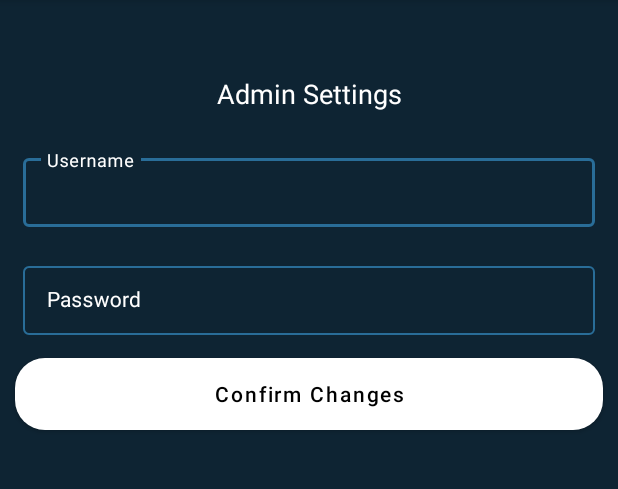
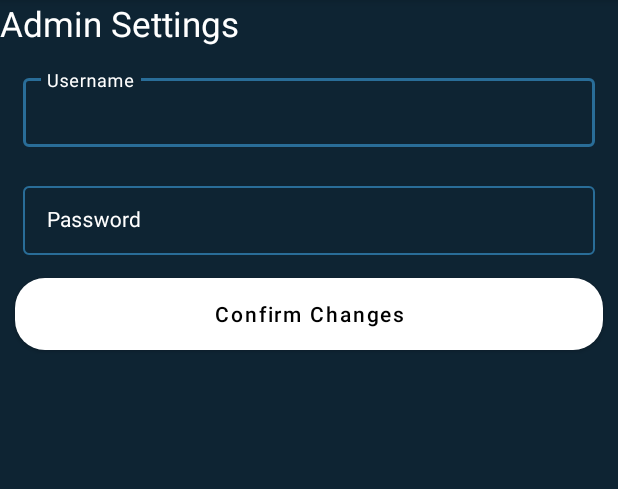
Before and after one commit to feliah1/Mobile-Attendance-Checker, an Android app: the MainActivity2 screen opened directly, with no data from a screen before it, in the options menu, after a tap on "Setting", on a phone screen of 412 x 824 dp, the part 84-573 px from its top. Run offline under Robolectric (Android 15) with nearby library versions, the phone set to English and light mode, and no system bars; our stand-ins replace Firebase (no records; nobody signed in at launch, a user with empty details on screens opened directly).

Commit message:
feature added: I can search in both, name can be seen. working on timeout and admin settings

```diff
--- a/app/src/main/java/com/example/attendancechecker3/CourseRVAdapter.java
+++ b/app/src/main/java/com/example/attendancechecker3/CourseRVAdapter.java
@@ -69,6 +69,9 @@ public class CourseRVAdapter extends RecyclerView.Adapter<CourseRVAdapter.ViewHo
         return courseRVModalArrayList.size();
     }
 
+    public void filter(String newText) {
+    }
+
     public static class ViewHolder extends RecyclerView.ViewHolder {
         // creating variable for our image view and text view on below line.
         private final ImageView courseIV;
--- a/app/src/main/java/com/example/attendancechecker3/CourseRVModal.java
+++ b/app/src/main/java/com/example/attendancechecker3/CourseRVModal.java
@@ -92,4 +92,5 @@ public class CourseRVModal implements Parcelable {
     public String getPrice() {
         return coursePrice;
     }
+
 }
--- a/app/src/main/java/com/example/attendancechecker3/MainActivity2.java
+++ b/app/src/main/java/com/example/attendancechecker3/MainActivity2.java
@@ -1,7 +1,6 @@
 package com.example.attendancechecker3;
 
 import android.content.Intent;
-import android.net.Uri;
 import android.os.Bundle;
 import android.util.Log;
 import android.view.LayoutInflater;
@@ -10,7 +9,6 @@ import android.view.MenuItem;
 import android.view.View;
 import android.view.ViewGroup;
 import android.widget.Button;
-import android.widget.ImageView;
 import android.widget.ProgressBar;
 import android.widget.RelativeLayout;
 import android.widget.TextView;
@@ -19,6 +17,7 @@ import android.widget.Toast;
 import androidx.annotation.NonNull;
 import androidx.annotation.Nullable;
 import androidx.appcompat.app.AppCompatActivity;
+import androidx.appcompat.widget.SearchView;
 import androidx.recyclerview.widget.LinearLayoutManager;
 import androidx.recyclerview.widget.RecyclerView;
 
@@ -44,6 +43,7 @@ public class MainActivity2 extends AppCompatActivity implements CourseRVAdapter.
     private ArrayList<CourseRVModal> courseRVModalArrayList;
     private CourseRVAdapter courseRVAdapter;
     private RelativeLayout homeRL;
+    private SearchView searchView;
 
     @Override
     protected void onCreate(Bundle savedInstanceState) {
@@ -62,6 +62,19 @@ public class MainActivity2 extends AppCompatActivity implements CourseRVAdapter.
         firebaseDatabase = FirebaseDatabase.getInstance("https://awesome1111meow-default-rtdb.asia-southeast1.firebasedatabase.app");
         mAuth = FirebaseAuth.getInstance();
         courseRVModalArrayList = new ArrayList<>();
+        searchView = findViewById(R.id.searchView);
+        searchView.setOnQueryTextListener(new SearchView.OnQueryTextListener() {
+            @Override
+            public boolean onQueryTextSubmit(String query) {
+                return false;
+            }
+
+            @Override
+            public boolean onQueryTextChange(String newText) {
+                courseRVAdapter.filter(newText);
+                return false;
+            }
+        });
 
         // getting database reference.
         databaseReference = firebaseDatabase.getReference("Courses");
@@ -213,8 +226,6 @@ public class MainActivity2 extends AppCompatActivity implements CourseRVAdapter.
         TextView courseNameTV = layout.findViewById(R.id.idTVCourseName);
         TextView suitedForTV = layout.findViewById(R.id.idTVSuitedFor);
         TextView priceTV = layout.findViewById(R.id.idTVCoursePrice);
-//        ImageView courseIV = layout.findViewById(R.id.idIVCourse);
-//        Button viewBtn = layout.findViewById(R.id.idBtnVIewDetails);
         Button editBtn = layout.findViewById(R.id.idBtnEditCourse);
 
         // Setting data to different views.
@@ -230,19 +241,9 @@ public class MainActivity2 extends AppCompatActivity implements CourseRVAdapter.
             startActivity(i);
         });
 
-        // Adding click listener for the view button.
-//        viewBtn.setOnClickListener(v -> {
-//            // Navigating to the browser for displaying course details from its URL.
-//            Intent i = new Intent(Intent.ACTION_VIEW);
-//            i.setData(Uri.parse(modal.getCourseName()));
-//            startActivity(i);
-//        });
-
         // Adding an OnDismissListener to release any resources when the dialog is dismissed.
         bottomSheetTeachersDialog.setOnDismissListener(dialog -> {
             // Perform any resource cleanup here if needed.
         });
     }
-
-
 }
--- a/app/src/main/res/layout/activity_employee_calendar.xml
+++ b/app/src/main/res/layout/activity_employee_calendar.xml
@@ -37,7 +37,7 @@
             android:layout_width="match_parent"
             android:layout_height="wrap_content"
             android:queryHint="Search attendance"
-            android:textColor="@color/white"
+            android:textColor="@color/black"
             android:background="@color/white" />
     </LinearLayout>
 
--- a/app/src/main/res/layout/activity_settings.xml
+++ b/app/src/main/res/layout/activity_settings.xml
@@ -1,4 +1,3 @@
-<?xml version="1.0" encoding="utf-8"?>
 <RelativeLayout
     xmlns:android="http://schemas.android.com/apk/res/android"
     xmlns:app="http://schemas.android.com/apk/res-auto"
@@ -18,16 +17,10 @@ tools:context=".Settings">
             android:id="@+id/Settingword"
             android:layout_width="match_parent"
             android:layout_height="wrap_content"
-            android:layout_marginTop="40dp"
-            android:gravity="center"
-            android:padding="10dp"
             android:text="Admin Settings"
-            android:textAlignment="center"
-            android:textAllCaps="false"
             android:textColor="@color/white"
-            android:textSize="18sp" />
+            android:textSize="23dp" />
 
-        <!--edit text for course name-->
         <com.google.android.material.textfield.TextInputLayout
             android:id="@+id/idTILUserName"
             style="@style/LoginTextInputLayoutStyle"
@@ -53,7 +46,6 @@ tools:context=".Settings">
                 android:textSize="14sp" />
         </com.google.android.material.textfield.TextInputLayout>
 
-        <!--edit text for course price-->
         <com.google.android.material.textfield.TextInputLayout
             android:id="@+id/idTILPassword"
             style="@style/LoginTextInputLayoutStyle"
@@ -65,7 +57,6 @@ tools:context=".Settings">
             android:hint="Password"
             android:padding="5dp"
             android:textColorHint="@color/white"
-            app:boxStrokeColor="@color/purple_200"
             app:hintTextColor="@color/white">
 
             <com.google.android.material.textfield.TextInputEditText
@@ -77,8 +68,7 @@ tools:context=".Settings">
                 android:inputType="textImeMultiLine|textMultiLine"
                 android:textColor="@color/white"
                 android:textColorHint="@color/white"
-                android:textSize="14sp"
-                app:boxStrokeColor="@color/purple_200" />
+                android:textSize="14sp" />
         </com.google.android.material.textfield.TextInputLayout>
 
         <Button
@@ -93,11 +83,8 @@ tools:context=".Settings">
             android:textColor="@color/black"
             android:text="Confirm Changes"
             android:textAllCaps="false" />
-
-
     </LinearLayout>
 
-    <!--progress bar for loading indicator-->
     <ProgressBar
         android:id="@+id/idPBLoading"
         android:layout_width="wrap_content"
@@ -107,5 +94,4 @@ tools:context=".Settings">
         android:indeterminate="true"
         android:indeterminateDrawable="@drawable/progress_back"
         android:visibility="gone" />
-
 </RelativeLayout>
```
Also changed, not shown: app/src/main/java/com/example/attendancechecker3/CalendarAdapter.java (+13 -8 lines), app/src/main/java/com/example/attendancechecker3/EmployeeCalendar.java (+37 -6 lines), app/src/main/res/layout/activity_main2.xml (+11 -1 lines). Lines whose indentation alone changed are shown as unchanged.
